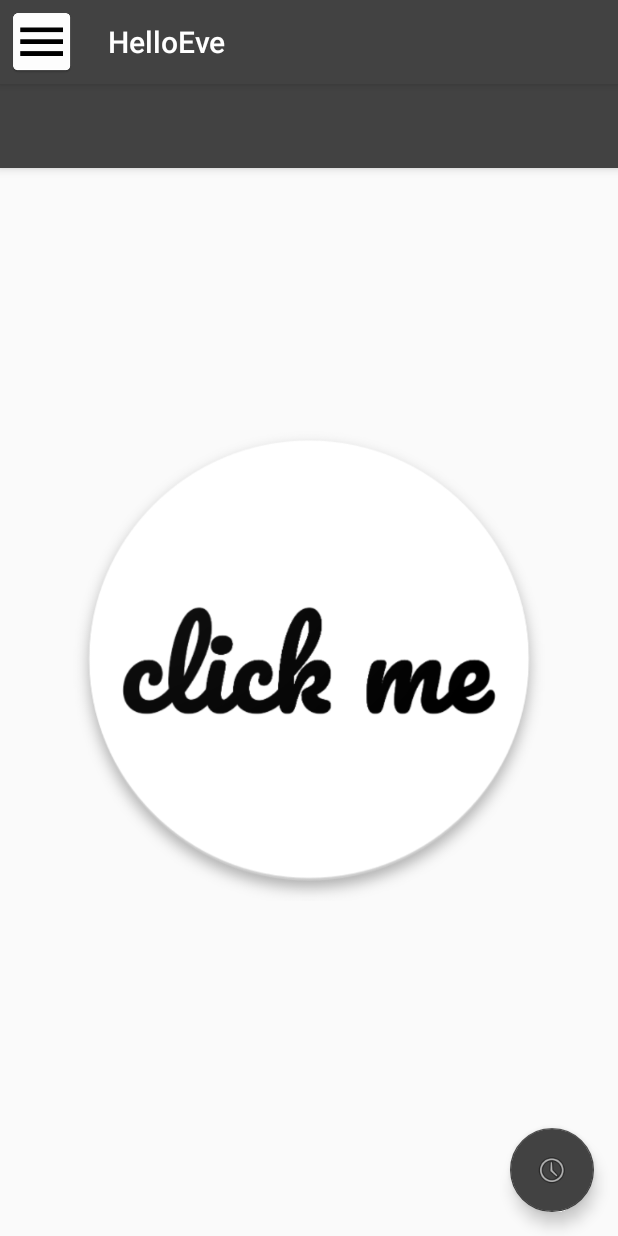
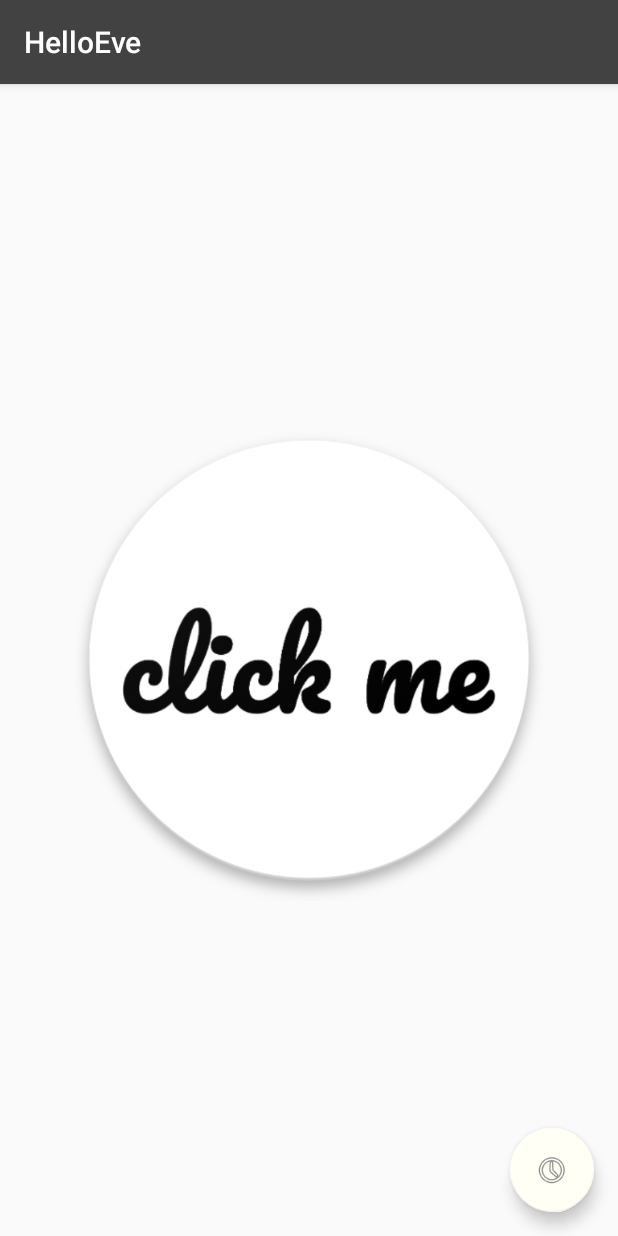
Before and after one commit to gebs/HelloEve, an Android app: the screen it shows after launch (MainActivity), on a phone screen of 412 x 824 dp. Run offline under Robolectric (Android 15) with nearby library versions, the phone set to English and light mode, and no system bars.

Commit message:
rescued main activity from evil toolbar and menu

```diff
--- a/app/build.gradle
+++ b/app/build.gradle
@@ -26,9 +26,9 @@ dependencies {
         exclude group: 'com.android.support', module: 'support-annotations'
     })
     compile 'com.android.support:appcompat-v7:25.2.0'
-    compile 'com.android.support.constraint:constraint-layout:1.0.1'
     compile 'com.koushikdutta.ion:ion:2.+'
     compile 'com.android.support:design:25.2.0'
     compile 'com.github.satyan:sugar:1.3'
     testCompile 'junit:junit:4.12'
+    compile 'com.android.support.constraint:constraint-layout:1.0.2'
 }
--- a/app/src/main/AndroidManifest.xml
+++ b/app/src/main/AndroidManifest.xml
@@ -27,7 +27,6 @@
         <activity android:name=".MainActivity">
             <intent-filter>
                 <action android:name="android.intent.action.MAIN" />
-
                 <category android:name="android.intent.category.LAUNCHER" />
             </intent-filter>
         </activity>
--- a/app/src/main/java/com/mobpro/hslu/itengebs/helloeve/MainActivity.java
+++ b/app/src/main/java/com/mobpro/hslu/itengebs/helloeve/MainActivity.java
@@ -1,16 +1,11 @@
 package com.mobpro.hslu.itengebs.helloeve;
 
-import android.support.design.widget.NavigationView;
-import android.support.design.widget.Snackbar;
-import android.support.v4.widget.DrawerLayout;
+import android.support.design.widget.FloatingActionButton;
 import android.support.v7.app.ActionBar;
 import android.support.v7.app.AppCompatActivity;
 import android.os.Bundle;
-import android.support.v7.widget.RecyclerView;
 import android.support.v7.widget.Toolbar;
-import android.view.MenuItem;
 import android.view.View;
-import android.widget.ImageView;
 import android.widget.Toast;
 
 public class MainActivity extends AppCompatActivity {
@@ -19,55 +14,14 @@ public class MainActivity extends AppCompatActivity {
     protected void onCreate(Bundle savedInstanceState) {
         super.onCreate(savedInstanceState);
 
-        final Toolbar toolbar = (Toolbar) findViewById(R.id.toolbar);
-        final ActionBar actionBar = getSupportActionBar();
-        if (actionBar != null) {
-            actionBar.setHomeAsUpIndicator(R.mipmap.ic_menu);
-            actionBar.setDisplayHomeAsUpEnabled(true);
-        }
-
-        final DrawerLayout drawerLayout = (DrawerLayout) findViewById(R.id.drawer_layout);
-
-        NavigationView view = (NavigationView) findViewById(R.id.navigation_view);
-        /*
-        view.setNavigationItemSelectedListener(new NavigationView.OnNavigationItemSelectedListener() {
-            @Override public boolean onNavigationItemSelected(MenuItem menuItem) {
-                //Snackbar.make(content, menuItem.getTitle() + " pressed", Snackbar.LENGTH_LONG).show();
-                //menuItem.setChecked(true);
-                //drawerLayout.closeDrawers();
-                return true;
-            }
-        });
-        */
-
-        /*
-
-        final Toolbar toolbar = (Toolbar) findViewById(R.id.toolbar);
-        setSupportActionBar(toolbar);
-        final ActionBar actionBar = getSupportActionBar();
-
-        if (actionBar != null) {
-            actionBar.setHomeAsUpIndicator(R.mipmap.ic_menu);
-            actionBar.setDisplayHomeAsUpEnabled(true);
-        }
-
-        final DrawerLayout drawerLayout = (DrawerLayout) findViewById(R.id.drawer_layout);
-
-        NavigationView view = (NavigationView) findViewById(R.id.navigation_view);
-        view.setNavigationItemSelectedListener(new NavigationView.OnNavigationItemSelectedListener() {
-            @Override public boolean onNavigationItemSelected(MenuItem menuItem) {
-                //Snackbar.make(content, menuItem.getTitle() + " pressed", Snackbar.LENGTH_LONG).show();
-                menuItem.setChecked(true);
-                drawerLayout.closeDrawers();
-                return true;
-            }
-        });
-*/
-
         setContentView(R.layout.activity_main);
     }
 
     public void onClickMeClick(View view){
         Toast.makeText(MainActivity.this, "hoiiii", Toast.LENGTH_LONG).show();
     }
+
+    public void onHistoryFabClick(View view) {
+        Toast.makeText(MainActivity.this, "history", Toast.LENGTH_SHORT).show();
+    }
 }
--- a/app/src/main/res/layout/activity_main.xml
+++ b/app/src/main/res/layout/activity_main.xml
@@ -1,49 +1,11 @@
 <?xml version="1.0" encoding="utf-8"?>
-
-<android.support.v4.widget.DrawerLayout
-    android:id="@+id/drawer_layout"
+<android.support.constraint.ConstraintLayout
     xmlns:android="http://schemas.android.com/apk/res/android"
     xmlns:app="http://schemas.android.com/apk/res-auto"
     xmlns:tools="http://schemas.android.com/tools"
     android:layout_width="match_parent"
     android:layout_height="match_parent"
-    android:fitsSystemWindows="true"
     tools:context=".MainActivity">
-
-    <android.support.design.widget.CoordinatorLayout xmlns:android="http://schemas.android.com/apk/res/android"
-        xmlns:tools="http://schemas.android.com/tools"
-        xmlns:app="http://schemas.android.com/apk/res-auto"
-        android:layout_width="match_parent"
-        android:layout_height="match_parent">
-
-        <android.support.design.widget.CoordinatorLayout
-            android:id="@+id/content"
-            android:layout_width="match_parent"
-            android:layout_height="match_parent"
-            android:orientation="vertical">
-
-            <android.support.design.widget.AppBarLayout
-                android:id="@+id/appBarLayout"
-                android:layout_width="match_parent"
-                android:layout_height="wrap_content"
-                android:theme="@style/ThemeOverlay.AppCompat.Dark.ActionBar">
-
-                <android.support.v7.widget.Toolbar
-                    android:id="@+id/toolbar"
-                    android:layout_width="match_parent"
-                    android:layout_height="?attr/actionBarSize"
-                    android:background="?attr/colorPrimary"
-                    app:popupTheme="@style/ThemeOverlay.AppCompat.Light"
-                    app:layout_scrollFlags="scroll|enterAlways|snap" />
-
-            </android.support.design.widget.AppBarLayout>
-        </android.support.design.widget.CoordinatorLayout>
-
-
-        <android.support.constraint.ConstraintLayout
-            android:layout_width="match_parent"
-            android:layout_height="match_parent"
-            tools:context="com.mobpro.hslu.itengebs.helloeve.MainActivity">
 
     <ImageView
         android:id="@+id/clickMeImage"
@@ -55,28 +17,18 @@
         app:layout_constraintLeft_toLeftOf="parent"
         app:layout_constraintRight_toRightOf="parent"
         app:layout_constraintTop_toTopOf="parent"
+        app:layout_constraintVertical_bias="0.5"
         app:srcCompat="@drawable/web_hi_res_512" />
 
-
     <android.support.design.widget.FloatingActionButton
-                android:id="@+id/floatingActionButton"
+        android:id="@+id/historyFab"
         android:layout_width="wrap_content"
         android:layout_height="wrap_content"
         android:layout_margin="16dp"
         android:background="@color/colorPrimary"
         android:src="@android:drawable/ic_menu_recent_history"
-                app:backgroundTint="@color/colorPrimary"
         app:layout_constraintBottom_toBottomOf="parent"
-                app:layout_constraintRight_toRightOf="parent" />
+        app:layout_constraintRight_toRightOf="parent"
+        android:onClick="onHistoryFabClick"/>
 
 </android.support.constraint.ConstraintLayout>
-    </android.support.design.widget.CoordinatorLayout>
-
-    <android.support.design.widget.NavigationView
-        android:id="@+id/navigation_view"
-        android:layout_width="wrap_content"
-        android:layout_height="match_parent"
-        android:layout_gravity="start"
-        app:headerLayout="@layout/drawer_header"
-        app:menu="@menu/drawer"/>
-</android.support.v4.widget.DrawerLayout>
```
Lines whose indentation alone changed are shown as unchanged.
